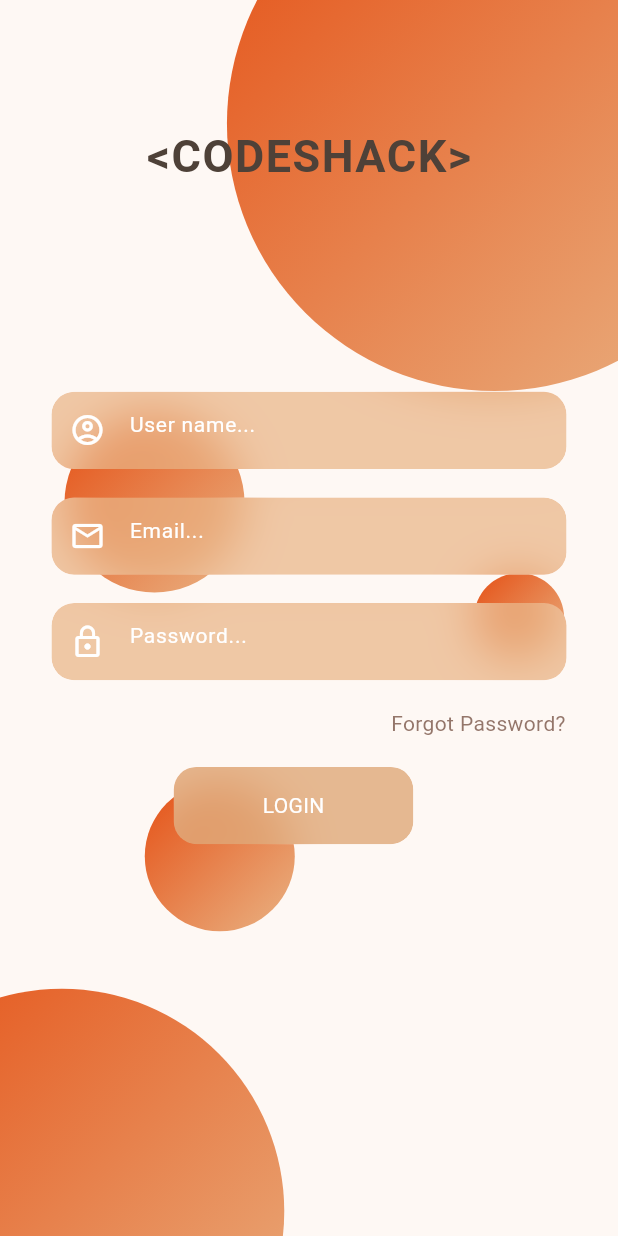
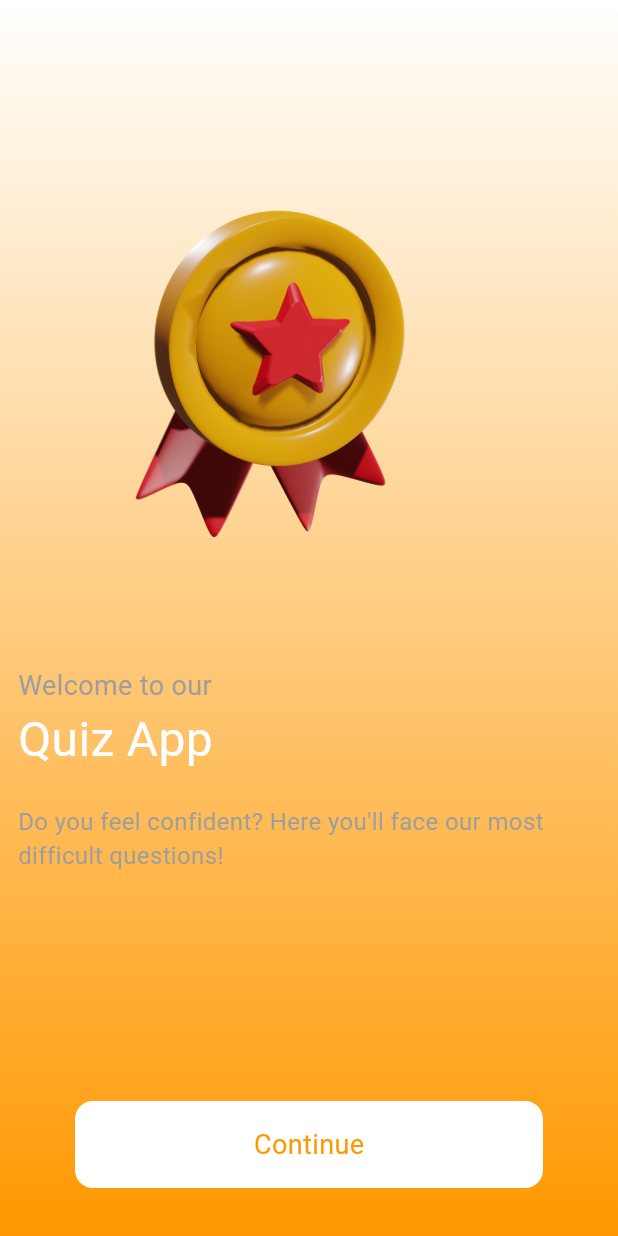
Before and after one commit to techhub-community/csoc_app, a Flutter app: the screen it shows after launch, on a phone screen of 412 x 824 dp. Run offline on Flutter 3.47's test engine with Material 2 defaults, Android fonts, the phone set to English and light mode, and no system bars; our stand-ins replace bloc, flutter_bloc, flutter_staggered_animations, fluttertoast; Roboto replaces fonts that are missing (quick_bold, quick_semi).

Commit message:
quiz section in progress

```diff
--- a/lib/constants.dart
+++ b/lib/constants.dart
@@ -1,5 +1,5 @@
 import 'package:flutter/material.dart';
 
-Color bgColor = Color(0xffFEF8F4);
-Color darkColor = Color(0xffE9B384);
+Color bgColor = const Color(0xffFEF8F4);
+Color darkColor = const Color(0xffE9B384);
 // Color lightColor = Color()
--- /dev/null
+++ b/lib/csoc/presentation/pages/quiz_section/const/text_style.dart
@@ -0,0 +1,31 @@
+import 'package:flutter/material.dart';
+
+Widget normalText({
+  String? text,
+  Color? color,
+  double? size,
+}) {
+  return Text(
+    text!,
+    style: TextStyle(
+      fontFamily: "quick_semi",
+      fontSize: size,
+      color: color,
+    ),
+  );
+}
+
+Widget headingText({
+  String? text,
+  Color? color,
+  double? size,
+}) {
+  return Text(
+    text!,
+    style: TextStyle(
+      fontFamily: "quick_bold",
+      fontSize: size,
+      color: color,
+    ),
+  );
+}
--- /dev/null
+++ b/lib/csoc/presentation/pages/quiz_section/quiz.dart
@@ -0,0 +1,68 @@
+import 'package:csoc/csoc/presentation/pages/quiz_section/quiz_screen.dart';
+import 'package:flutter/cupertino.dart';
+import 'package:flutter/material.dart';
+
+import 'const/text_style.dart';
+
+class QuizApp extends StatelessWidget {
+  const QuizApp({Key? key}) : super(key: key);
+
+  @override
+  Widget build(BuildContext context) {
+    var size = MediaQuery.of(context).size;
+
+    return Scaffold(
+      body: Container(
+        width: double.infinity,
+        height: double.infinity,
+        padding: const EdgeInsets.all(12),
+        decoration: const BoxDecoration(
+            gradient: LinearGradient(
+                begin: Alignment.topCenter,
+                end: Alignment.bottomCenter,
+                colors: [Colors.white, Colors.orange])),
+        child: Column(
+          crossAxisAlignment: CrossAxisAlignment.start,
+          children: [
+            SizedBox(height: size.height * 0.1),
+            Image.asset("images/badge2.png",
+                width: size.width * 0.8, height: size.height * 0.4),
+            const SizedBox(height: 20),
+            normalText(color: Colors.grey, size: 18, text: "Welcome to our"),
+            headingText(color: Colors.white, size: 32, text: "Quiz App"),
+            const SizedBox(height: 20),
+            normalText(
+                color: Colors.grey,
+                size: 16,
+                text:
+                    "Do you feel confident? Here you'll face our most difficult questions!"),
+            const Spacer(),
+            Align(
+              alignment: Alignment.center,
+              child: GestureDetector(
+                onTap: () {
+                  Navigator.push(
+                      context,
+                      MaterialPageRoute(
+                          builder: (context) => const QuizScreen()));
+                },
+                child: Container(
+                  margin: const EdgeInsets.only(bottom: 20),
+                  alignment: Alignment.center,
+                  width: size.width - 100,
+                  padding: const EdgeInsets.all(16),
+                  decoration: BoxDecoration(
+                    color: Colors.white,
+                    borderRadius: BorderRadius.circular(12),
+                  ),
+                  child: headingText(
+                      color: Colors.orange, size: 18, text: "Continue"),
+                ),
+              ),
+            )
+          ],
+        ),
+      ),
+    );
+  }
+}
--- a/lib/main.dart
+++ b/lib/main.dart
@@ -2,6 +2,7 @@ import 'package:csoc/csoc/presentation/pages/AuthScreens/forgot_password.dart';
 import 'package:csoc/csoc/presentation/pages/assignment/assignment_page.dart';
 import 'package:csoc/csoc/presentation/pages/dashboard/dashboard_page.dart';
 import 'package:csoc/csoc/presentation/pages/AuthScreens/login_page.dart';
+import 'package:csoc/csoc/presentation/pages/quiz_section/quiz.dart';
 import 'package:flutter/material.dart';
 import 'package:flutter/services.dart';
 import 'package:flutter_bloc/flutter_bloc.dart';
@@ -33,7 +34,7 @@ class Csoc extends StatelessWidget {
           colorScheme: ColorScheme.fromSeed(seedColor: Colors.deepPurple),
           useMaterial3: true, //todo: 1) change the theme
         ),
-        home: LoginPage(),
+        home: QuizApp(),
         //initialRoute:DashboardPage.id,
         routes: {
           DashboardPage.id: (context) => const DashboardPage(),
--- a/pubspec.yaml
+++ b/pubspec.yaml
@@ -38,6 +38,7 @@ dependencies:
   fluttertoast: ^8.2.2
   flutter_staggered_animations:
   url_launcher:
+  http:
 
 dev_dependencies:
 
```
Also changed, not shown: lib/csoc/presentation/pages/quiz_section/api_services.dart (added, +14 -0 lines), lib/csoc/presentation/pages/quiz_section/quiz_screen.dart (added, +273 -0 lines), lib/csoc/presentation/pages/quiz_section/resultscreen.dart (added, +49 -0 lines), lib/csoc/presentation/pages/quiz_section/splash_screen.dart (added, +49 -0 lines), lib/csoc/presentation/pages/quiz_section/const/images.dart (added), pubspec.lock.
